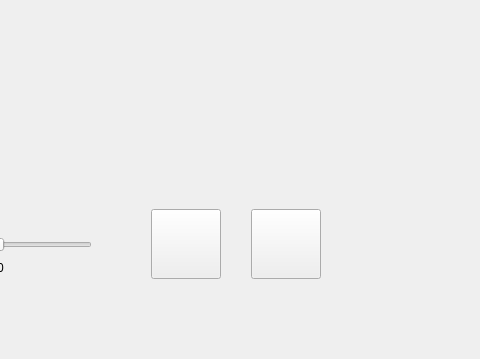
The window that mainwindow.ui (M7mdOdeh1/ImageToVideoPlayer) describes before a commit, drawn with Qt 5; both pictures show x 249 to 729 and y 361 to 720 of the 1024 by 720 pixel window.
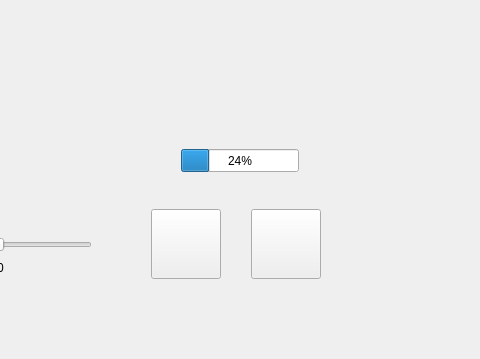
The same window after the commit.

Commit message: add a progress bar for the video

```diff
--- a/mainwindow.ui
+++ b/mainwindow.ui
@@ -110,6 +110,19 @@
      <string>x1.0</string>
     </property>
    </widget>
+   <widget class="QProgressBar" name="progressBar">
+    <property name="geometry">
+     <rect>
+      <x>430</x>
+      <y>510</y>
+      <width>118</width>
+      <height>23</height>
+     </rect>
+    </property>
+    <property name="value">
+     <number>24</number>
+    </property>
+   </widget>
   </widget>
   <widget class="QMenuBar" name="menubar">
    <property name="geometry">
```
The commit also changes 1 other file.
